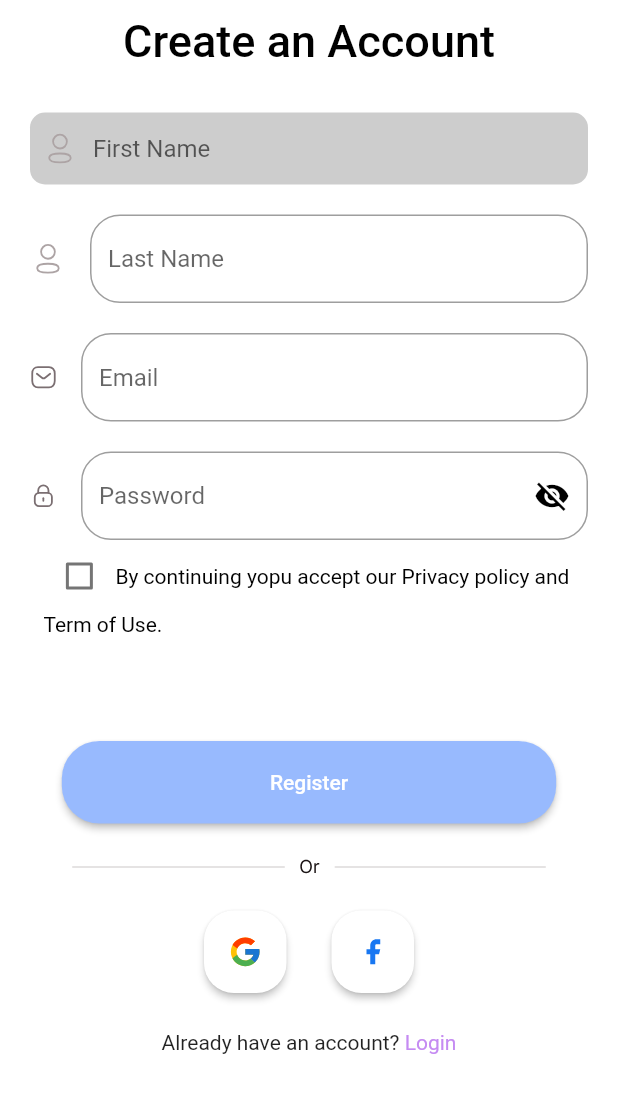
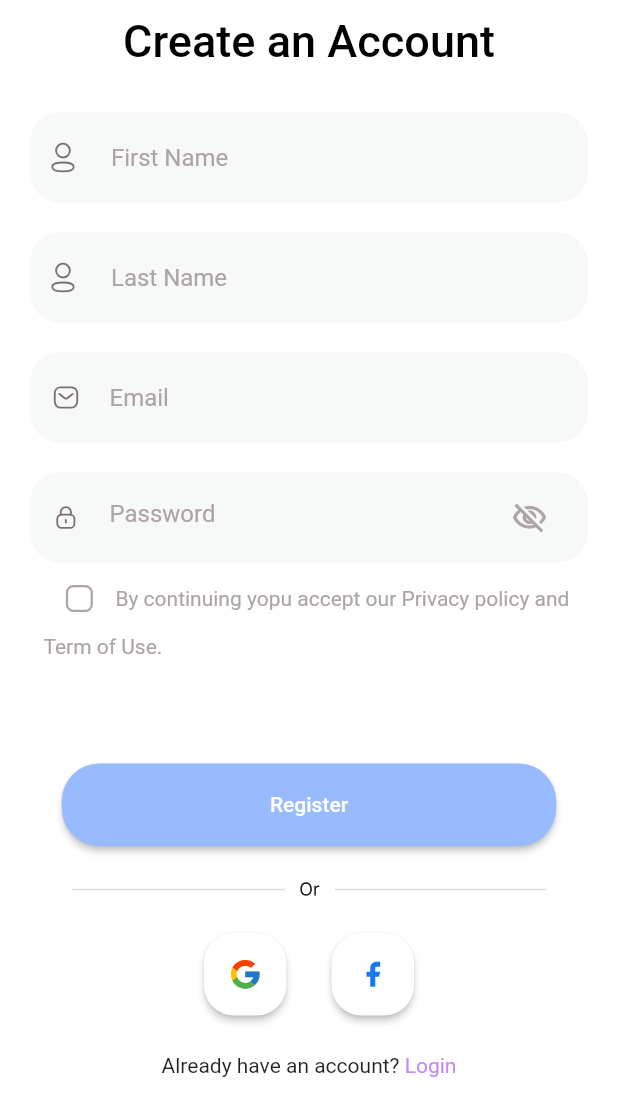
Before and after one commit to salvagb1/fitness, a Flutter app: the CreateAccount screen opened directly, on a phone screen of 412 x 824 dp, the part 129-1236 px from its top. Run offline on Flutter 3.47's test engine with Material 2 defaults, Android fonts, the phone set to English and light mode, and no system bars; our stand-ins replace flutter_svg.

Commit message:
Update Create Account

```diff
--- a/lib/pages/create_account.dart
+++ b/lib/pages/create_account.dart
@@ -53,22 +53,27 @@ class _CreateAccountState extends State<CreateAccount> {
               height: 20,
             ),
             Container(
-              padding: const EdgeInsets.symmetric(horizontal: 8),
+              height: 60,
+              padding: const EdgeInsets.symmetric(horizontal: 10),
               decoration: const BoxDecoration(
-                color: Color.fromARGB(50, 0, 0, 0),
+                color: Color(0xffF7F8F8),
                 borderRadius: BorderRadius.all(
-                  Radius.circular(10),
+                  Radius.circular(20),
                 ),
               ),
               child: Row(
                 children: [
-                  SvgPicture.asset('assets/icons/profile.svg'),
-                  const SizedBox(width: 10),
+                  SvgPicture.asset(
+                    'assets/icons/profile.svg',
+                    color: const Color(0xff7B6F72),
+                  ),
+                  const SizedBox(width: 20),
                   Expanded(
                     child: TextField(
                       controller: nameController,
                       decoration: const InputDecoration(
                         hintText: 'First Name',
+                        hintStyle: TextStyle(color: Color(0xffADA4A5)),
                         border: InputBorder.none,
                       ),
                     ),
@@ -79,44 +84,95 @@ class _CreateAccountState extends State<CreateAccount> {
             const SizedBox(
               height: 20,
             ),
-            TextField(
+            Container(
+              height: 60,
+              padding: const EdgeInsets.symmetric(horizontal: 10),
+              decoration: const BoxDecoration(
+                color: Color(0xffF7F8F8),
+                borderRadius: BorderRadius.all(
+                  Radius.circular(20),
+                ),
+              ),
+              child: Row(children: [
+                SvgPicture.asset(
+                  'assets/icons/profile.svg',
+                  color: const Color(0xff7B6F72),
+                ),
+                const SizedBox(width: 20),
+                Expanded(
+                  child: TextField(
                     controller: lastnameController,
-              decoration: InputDecoration(
-                icon: SvgPicture.asset('assets/icons/profile.svg'),
+                    decoration: const InputDecoration(
                       hintText: 'Last Name',
-                border:
-                    OutlineInputBorder(borderRadius: BorderRadius.circular(20)),
+                      hintStyle: TextStyle(color: Color(0xffADA4A5)),
+                      border: InputBorder.none,
+                    ),
+                  ),
+                ),
+              ]),
+            ),
+            const SizedBox(
+              height: 20,
+            ),
+            Container(
+              height: 60,
+              padding: const EdgeInsets.symmetric(horizontal: 15),
+              decoration: const BoxDecoration(
+                color: Color(0xffF7F8F8),
+                borderRadius: BorderRadius.all(
+                  Radius.circular(20),
+                ),
+              ),
+              child: Row(
+                children: [
+                  SvgPicture.asset(
+                    'assets/icons/message.svg',
+                    color: const Color(0xff7B6F72),
+                  ),
+                  const SizedBox(width: 20),
+                  Expanded(
+                    child: TextField(
+                      controller: email,
+                      decoration: const InputDecoration(
+                        hintText: 'Email',
+                        hintStyle: TextStyle(color: Color(0xffADA4A5)),
+                        border: InputBorder.none,
+                      ),
+                    ),
+                  ),
+                ],
               ),
             ),
             const SizedBox(
               height: 20,
             ),
-            TextField(
-              controller: email,
-              decoration: InputDecoration(
-                icon: SvgPicture.asset('assets/icons/message.svg'),
-                hintText: 'Email',
-                border:
-                    OutlineInputBorder(borderRadius: BorderRadius.circular(20)),
+            Container(
+              height: 60,
+              padding: const EdgeInsets.symmetric(horizontal: 15),
+              decoration: const BoxDecoration(
+                color: Color(0xffF7F8F8),
+                borderRadius: BorderRadius.all(
+                  Radius.circular(20),
                 ),
               ),
-            const SizedBox(
-              height: 20,
-            ),
-            TextField(
+              child: Row(
+                children: [
+                  SvgPicture.asset('assets/icons/lock.svg'),
+                  const SizedBox(width: 20),
+                  Expanded(
+                    child: TextField(
                       obscureText: _showPassword == false ? true : false,
                       controller: passwordController,
                       decoration: InputDecoration(
-                icon: SvgPicture.asset('assets/icons/lock.svg'),
                         hintText: 'Password',
-                border:
-                    OutlineInputBorder(borderRadius: BorderRadius.circular(20)),
+                        hintStyle: const TextStyle(color: Color(0xffADA4A5)),
+                        border: InputBorder.none,
                         suffixIcon: GestureDetector(
                           child: Icon(
                             _showPassword == false
-                        ? Icons.visibility_off
-                        : Icons.visibility,
-                    color: Colors.black,
+                                ? Icons.visibility_off_outlined
+                                : Icons.visibility_outlined,
+                            color: const Color(0xffADA4A5),
                           ),
                           onTap: () {
                             setState(() {
@@ -124,6 +180,10 @@ class _CreateAccountState extends State<CreateAccount> {
                             });
                           },
                         ),
+                      ),
+                    ),
+                  ),
+                ],
               ),
             ),
             DefaultTextStyle(
@@ -134,6 +194,14 @@ class _CreateAccountState extends State<CreateAccount> {
                 crossAxisAlignment: WrapCrossAlignment.center,
                 children: <Widget>[
                   Checkbox(
+                    shape: RoundedRectangleBorder(
+                      borderRadius: BorderRadius.circular(5),
+                    ),
+                    side: const BorderSide(
+                      color: Color(0xffADA4A5),
+                      width: 1.5,
+                    ),
+                    activeColor: const Color(0xff92A3FD),
                     value: _agree,
                     onChanged: (a) {
                       setState(() {
@@ -141,20 +209,34 @@ class _CreateAccountState extends State<CreateAccount> {
                       });
                     },
                   ),
-                  const Text("By continuing yopu accept our "),
+                  const Text(
+                    "By continuing yopu accept our ",
+                    style: TextStyle(
+                      color: Color(0xffADA4A5),
+                    ),
+                  ),
                   InkWell(
                     onTap: () {},
                     child: const Text(
                       "Privacy policy",
-                      style: TextStyle(color: Colors.black),
+                      style: TextStyle(
+                        color: Color(0xffADA4A5),
                       ),
                     ),
-                  const Text(" and "),
+                  ),
+                  const Text(
+                    " and ",
+                    style: TextStyle(
+                      color: Color(0xffADA4A5),
+                    ),
+                  ),
                   InkWell(
                     onTap: () {},
                     child: const Text(
                       "Term of Use.",
-                      style: TextStyle(color: Colors.black),
+                      style: TextStyle(
+                        color: Color(0xffADA4A5),
+                      ),
                     ),
                   ),
                 ],
--- a/lib/pages/get_started1.dart
+++ b/lib/pages/get_started1.dart
@@ -1,5 +1,6 @@
 import 'package:fitness/pages/get_started2.dart';
 import 'package:flutter/material.dart';
+import 'package:flutter_svg/flutter_svg.dart';
 
 class GetStarted extends StatefulWidget {
   const GetStarted({Key? key}) : super(key: key);
@@ -58,9 +59,7 @@ class _GetStartedState extends State<GetStarted> {
                           context,
                           MaterialPageRoute(
                               builder: (context) => const GetStarted2())),
-                      child: const Icon(
-                        Icons.arrow_right,
-                      ),
+                      child: SvgPicture.asset('assets/icons/arrow_right.svg'),
                     ),
                   ),
                 ],
--- a/lib/pages/get_started2.dart
+++ b/lib/pages/get_started2.dart
@@ -1,5 +1,6 @@
 import 'package:fitness/pages/get_started3.dart';
 import 'package:flutter/material.dart';
+import 'package:flutter_svg/svg.dart';
 
 class GetStarted2 extends StatefulWidget {
   const GetStarted2({Key? key}) : super(key: key);
@@ -58,9 +59,7 @@ class _GetStarted2State extends State<GetStarted2> {
                           context,
                           MaterialPageRoute(
                               builder: (context) => const GetStarted3())),
-                      child: const Icon(
-                        Icons.arrow_right,
-                      ),
+                      child: SvgPicture.asset('assets/icons/arrow_right.svg'),
                     ),
                   ),
                 ],
--- a/lib/pages/get_started3.dart
+++ b/lib/pages/get_started3.dart
@@ -1,5 +1,6 @@
 import 'package:fitness/pages/get_started4.dart';
 import 'package:flutter/material.dart';
+import 'package:flutter_svg/svg.dart';
 
 class GetStarted3 extends StatefulWidget {
   const GetStarted3({Key? key}) : super(key: key);
@@ -59,9 +60,7 @@ class _GetStarted3State extends State<GetStarted3> {
                           MaterialPageRoute(
                             builder: (context) => const GetStarted4(),
                           )),
-                      child: const Icon(
-                        Icons.arrow_right,
-                      ),
+                      child: SvgPicture.asset('assets/icons/arrow_right.svg'),
                     ),
                   ),
                 ],
--- a/lib/pages/get_started4.dart
+++ b/lib/pages/get_started4.dart
@@ -1,5 +1,6 @@
 import 'package:fitness/pages/create_account.dart';
 import 'package:flutter/material.dart';
+import 'package:flutter_svg/svg.dart';
 
 class GetStarted4 extends StatefulWidget {
   const GetStarted4({Key? key}) : super(key: key);
@@ -59,9 +60,7 @@ class _GetStarted4State extends State<GetStarted4> {
                           MaterialPageRoute(
                             builder: (context) => const CreateAccount(),
                           )),
-                      child: const Icon(
-                        Icons.arrow_right,
-                      ),
+                      child: SvgPicture.asset('assets/icons/arrow_right.svg'),
                     ),
                   ),
                 ],
```
Also changed, not shown: assets/icons/viewpass.svg (added). Lines whose indentation alone changed are shown as unchanged.
